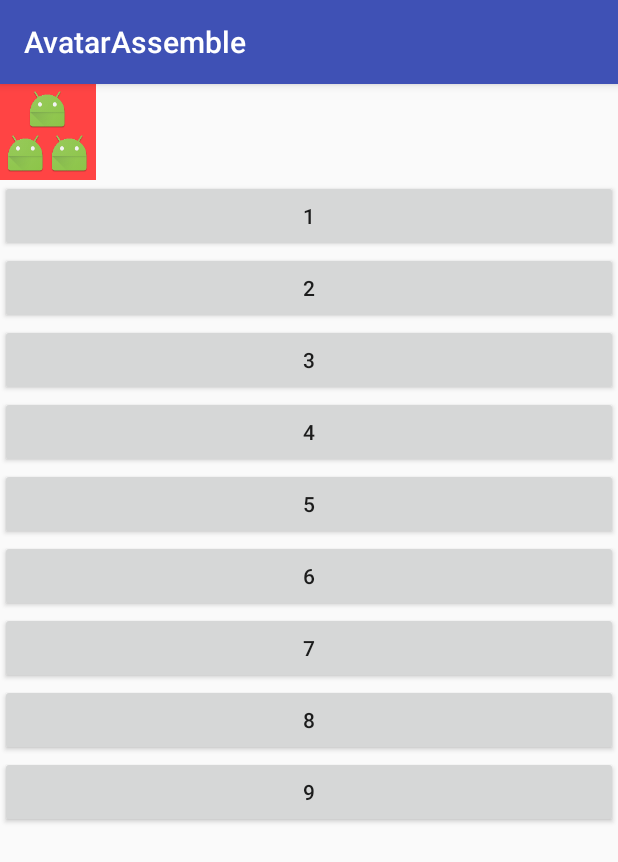
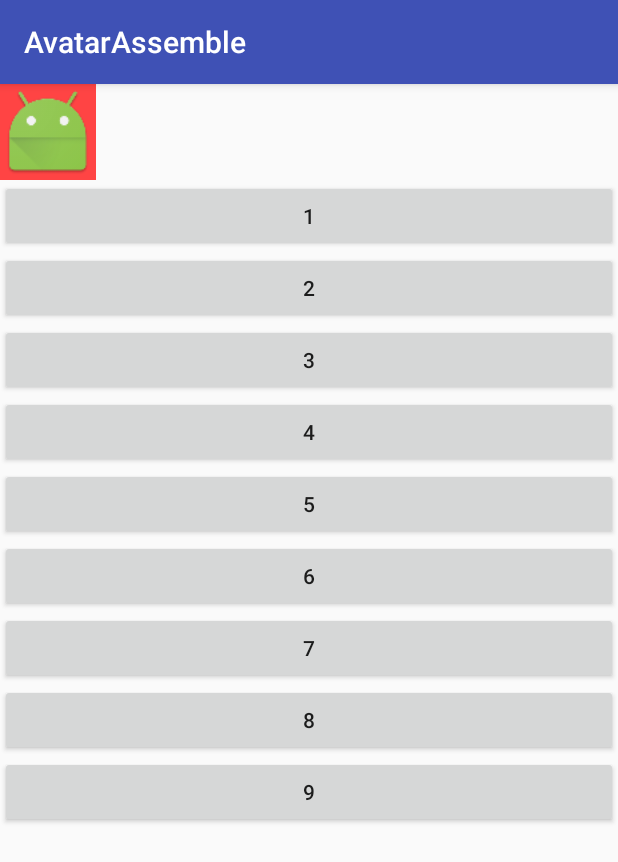
Before and after one commit to mzhua/AvatarAssemble, an Android app: the screen it shows after launch (MainActivity), on a phone screen of 412 x 824 dp. Shown: the top 862 px of the screen. Run offline under Robolectric (Android 15) with nearby library versions, the light colour scheme and no system bars; pictures from the network do not load.

Commit message:
improve the function, now you can add any view or viewgroup to MultiAvatarView. And when there is only one childview, it will remove the layoutpadding

```diff
--- a/app/src/main/res/layout/activity_main.xml
+++ b/app/src/main/res/layout/activity_main.xml
@@ -1,10 +1,10 @@
 <?xml version="1.0" encoding="utf-8"?>
 <ScrollView
     xmlns:android="http://schemas.android.com/apk/res/android"
+    xmlns:app="http://schemas.android.com/apk/res-auto"
     xmlns:tools="http://schemas.android.com/tools"
     android:layout_width="match_parent"
     android:layout_height="match_parent"
-    xmlns:app="http://schemas.android.com/apk/res-auto"
     tools:context="im.hua.avatarassemble.MainActivity">
 
     <LinearLayout
@@ -16,22 +16,16 @@
             android:id="@+id/multiAvatarView"
             android:layout_width="wrap_content"
             android:layout_height="wrap_content"
+            android:background="@android:color/holo_red_light"
+            app:mav_divider_size="1dp"
             app:mav_padding="3dp"
-            app:mav_divider_size="1dp"
-            app:mav_size="64dp"
-            android:background="@android:color/holo_red_light">
+            app:mav_size="64dp">
+
             <ImageView
                 android:layout_width="wrap_content"
                 android:layout_height="wrap_content"
                 android:src="@mipmap/ic_launcher"/>
-            <ImageView
-                android:layout_width="wrap_content"
-                android:layout_height="wrap_content"
-                android:src="@mipmap/ic_launcher"/>
-            <ImageView
-                android:layout_width="wrap_content"
-                android:layout_height="wrap_content"
-                android:src="@mipmap/ic_launcher"/>
+
 
         </im.hua.avatarassemble.library.MultiAvatarView>
 
--- a/library/src/main/java/im/hua/avatarassemble/library/MultiAvatarView.java
+++ b/library/src/main/java/im/hua/avatarassemble/library/MultiAvatarView.java
@@ -51,7 +51,7 @@ public class MultiAvatarView extends ViewGroup {
         mLayoutSize = mOriginLayoutSize - mLayoutPaddingSize * 2;
     }
 
-    @Override
+  /*  @Override
     protected void onFinishInflate() {
         super.onFinishInflate();
         for (int i = 0; i < getChildCount(); i++) {
@@ -60,7 +60,7 @@ public class MultiAvatarView extends ViewGroup {
                 throw new IllegalStateException("this viewgoup can only contains imageview as it's child");
             }
         }
-    }
+    }*/
 
     @Override
     protected void onMeasure(int widthMeasureSpec, int heightMeasureSpec) {
@@ -69,6 +69,10 @@ public class MultiAvatarView extends ViewGroup {
         mAvatarCounts = getChildCount() > 9 ? 9 : getChildCount();
         if (mAvatarCounts <= 0) {
             return;
+        } else if(mAvatarCounts == 1){
+            //remove mLayoutPadding
+            mLayoutSize = mOriginLayoutSize;
+            mLayoutPaddingSize = 0;
         }
 
         int avatarSize = mLayoutSize;
@@ -103,7 +107,7 @@ public class MultiAvatarView extends ViewGroup {
                 break;
         }
         for (int i = 0; i < getChildCount(); i++) {
-            ImageView view = (ImageView) getChildAt(i);
+            View view = getChildAt(i);
             LayoutParams lp = view.getLayoutParams();
             lp.width = avatarSize;
             lp.height = avatarSize;
```
Also changed, not shown: build.gradle (+10 -0 lines), library/build.gradle (+14 -0 lines).
